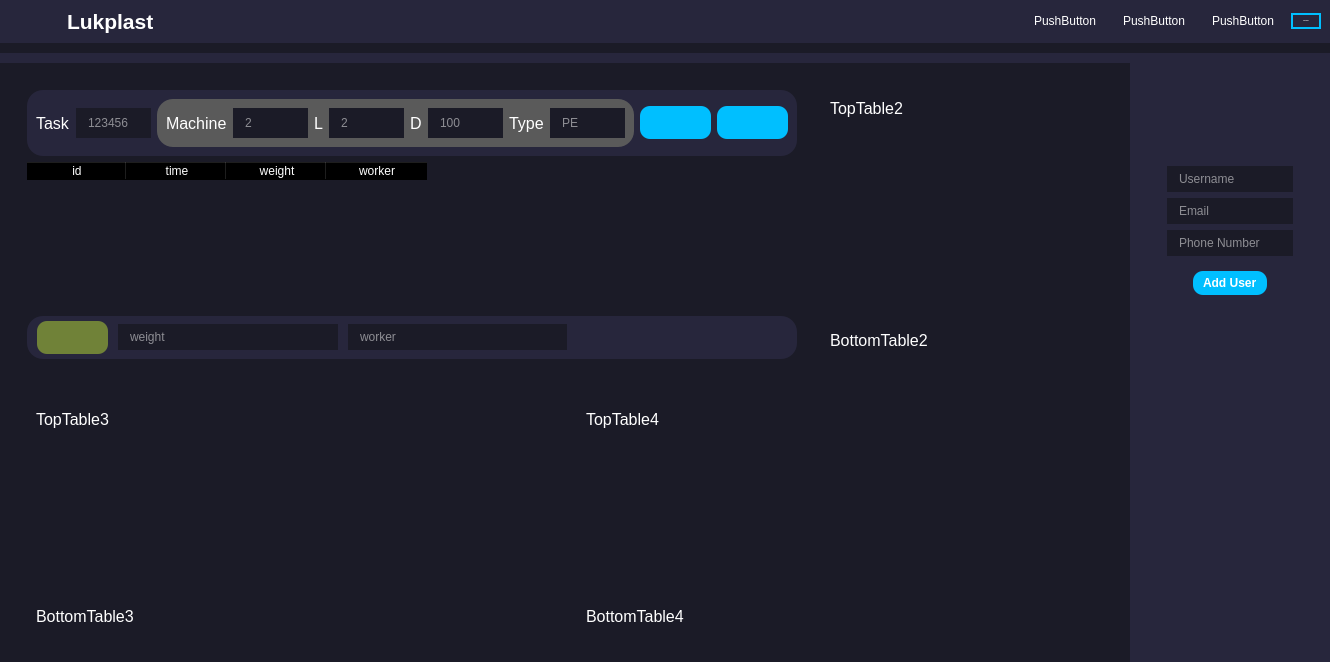
Qt form interface.ui (KofanovE/GuiLukplast) before a commit.
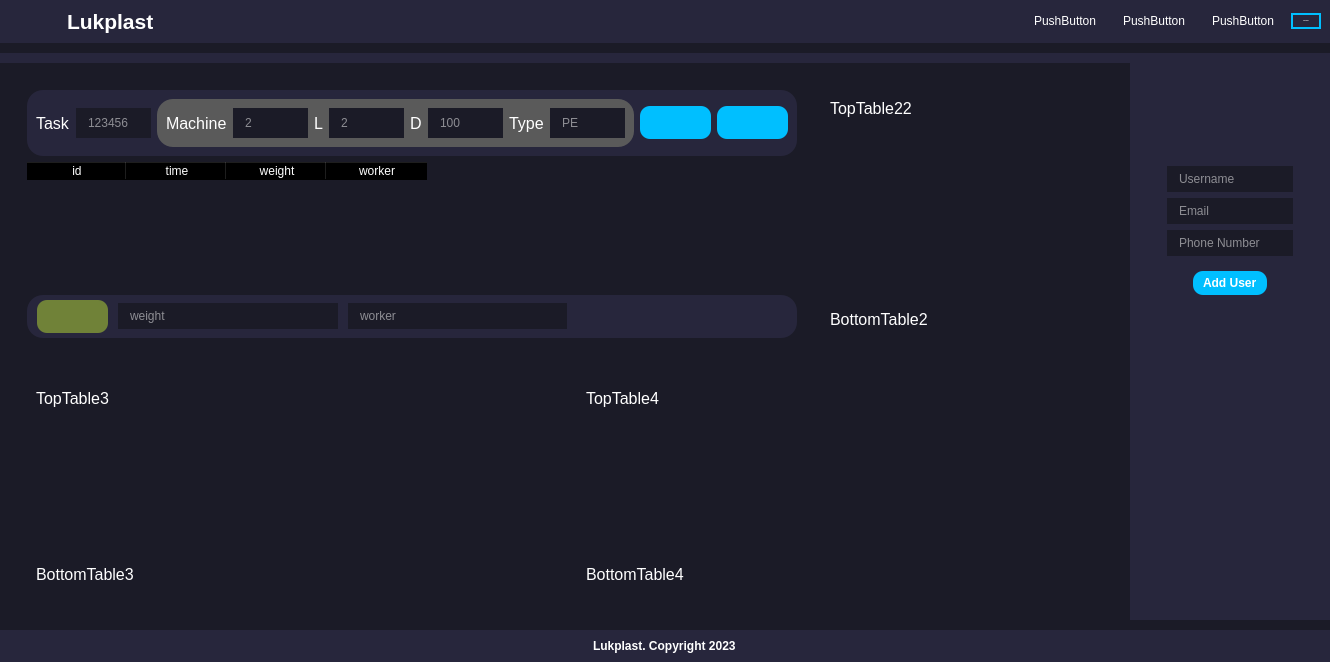
The same form after that commit. Icons and pictures are not drawn. Custom widgets are drawn as their Qt base class.

Commit message: mast_0_16_refactor: add config files. have got trouble wigh color of font in QLineEdite objects.

The edit to the form file:
```diff
--- a/interface.ui
+++ b/interface.ui
@@ -26,7 +26,7 @@
 	background-color: #1b1b27;
 }
 
-#header, #mainBody, #topTable1, #botTable1{
+#header, #mainBody, #topTable1, #botTable1, #footer{
 	background-color: #27263c;
 }
 
@@ -863,7 +863,7 @@
                           </font>
                          </property>
                          <property name="text">
-                          <string>TopTable2</string>
+                          <string>TopTable22</string>
                          </property>
                         </widget>
                        </item>
@@ -1260,6 +1260,26 @@
       </layout>
      </widget>
     </item>
+    <item>
+     <widget class="QWidget" name="footer" native="true">
+      <layout class="QHBoxLayout" name="horizontalLayout_16">
+       <item alignment="Qt::AlignHCenter">
+        <widget class="QLabel" name="label_19">
+         <property name="font">
+          <font>
+           <weight>75</weight>
+           <italic>false</italic>
+           <bold>true</bold>
+          </font>
+         </property>
+         <property name="text">
+          <string>Lukplast. Copyright 2023</string>
+         </property>
+        </widget>
+       </item>
+      </layout>
+     </widget>
+    </item>
    </layout>
   </widget>
   <widget class="QMenuBar" name="menuBar">
```
Left out of the diff: 10 changed lines with no effect on the pictures. The commit also changes 10 other files.
